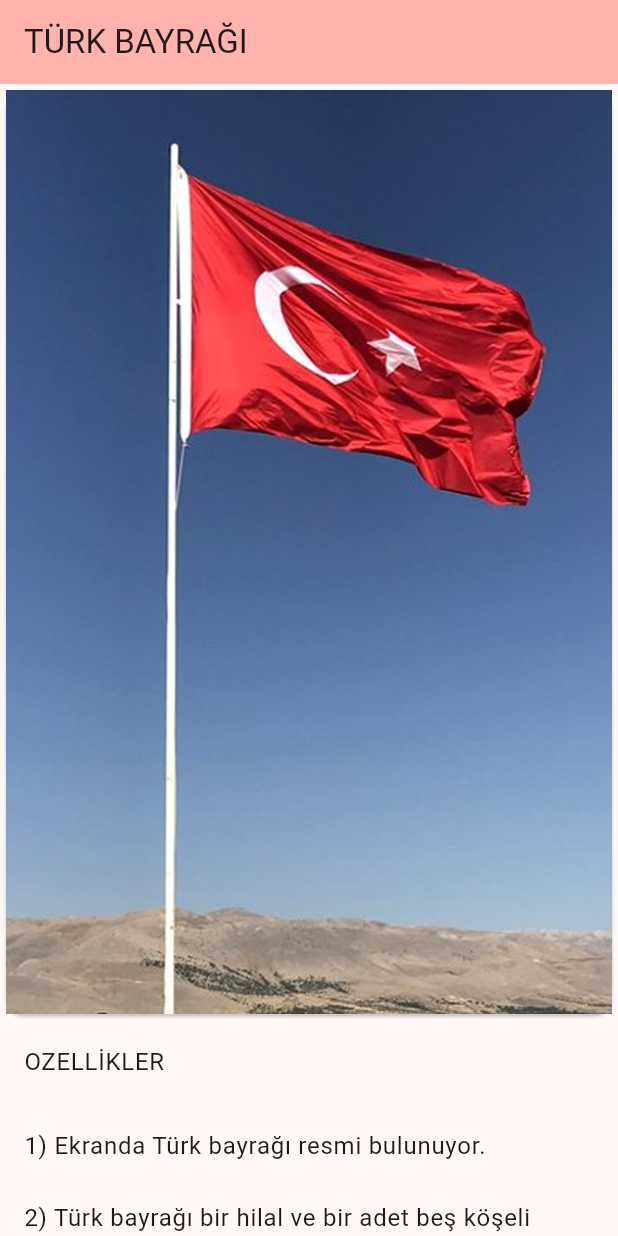
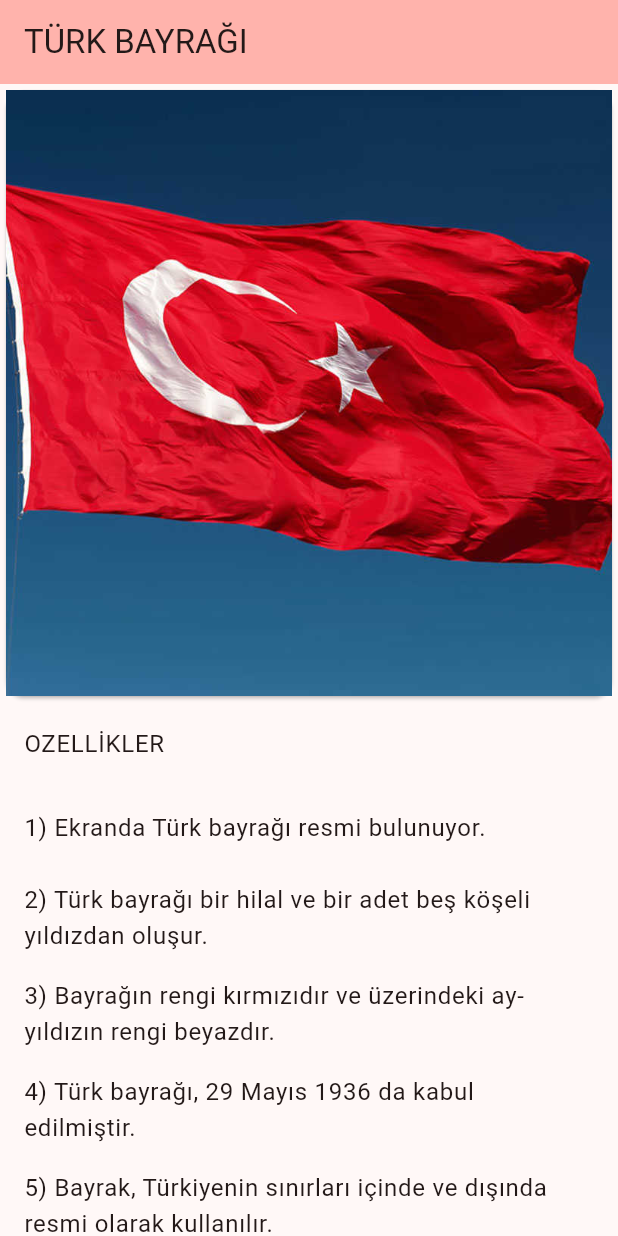
Before and after one commit to azranurvrdr/flutter01_homework, a Flutter app: the screen it shows after launch, on a phone screen of 412 x 824 dp. Run offline on Flutter 3.47's test engine with Material 2 defaults, Android fonts, the phone set to English and light mode, and no system bars.

Commit message:
Eklediğim fotoğrafı değiştirdim. Yeni fotoğrafıda images dosyasına koydum, .yaml dosyasına daha önceden images içindeki herşeyi eklemek için bir komut yazdığımdan tekrar bir şey değiştirmeme gerek kalmadı. Main partında cardın içinde bulunan fotoğrafın yolunuda değiştirip uygulamaya farklı bir resimi koymuş oldum.

```diff
--- a/lib/main.dart
+++ b/lib/main.dart
@@ -97,7 +97,7 @@
               Card(
                 child: SizedBox(
                   child: Image(image:
-                  AssetImage('images/bayrak_2.png'),
+                  AssetImage('images/bayrakkk.jpg'),
                   ),
                 ),
               ),
@@ -139,8 +139,6 @@
                       title: Text('10) Bayrak, Türkiye nin ulusal egemenliği ve bağımsızlığını sembolize eder.'),
                     ),
 
-
-
                   ],
                 ),
               ),
```
Also changed, not shown: images/bayrakkk.jpg (added).
